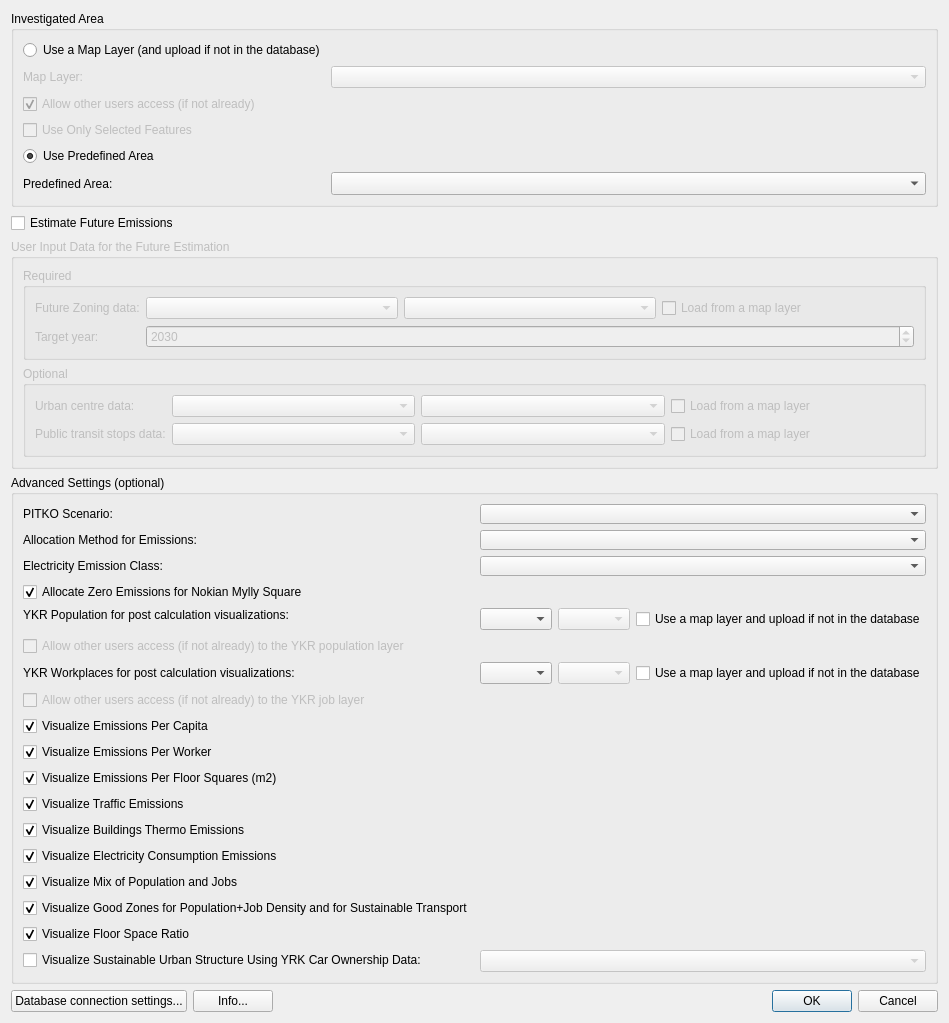
The window that ui/ykr_tool_main.ui (ernoma/assesclimateimpact) describes before a commit, drawn with Qt 5.
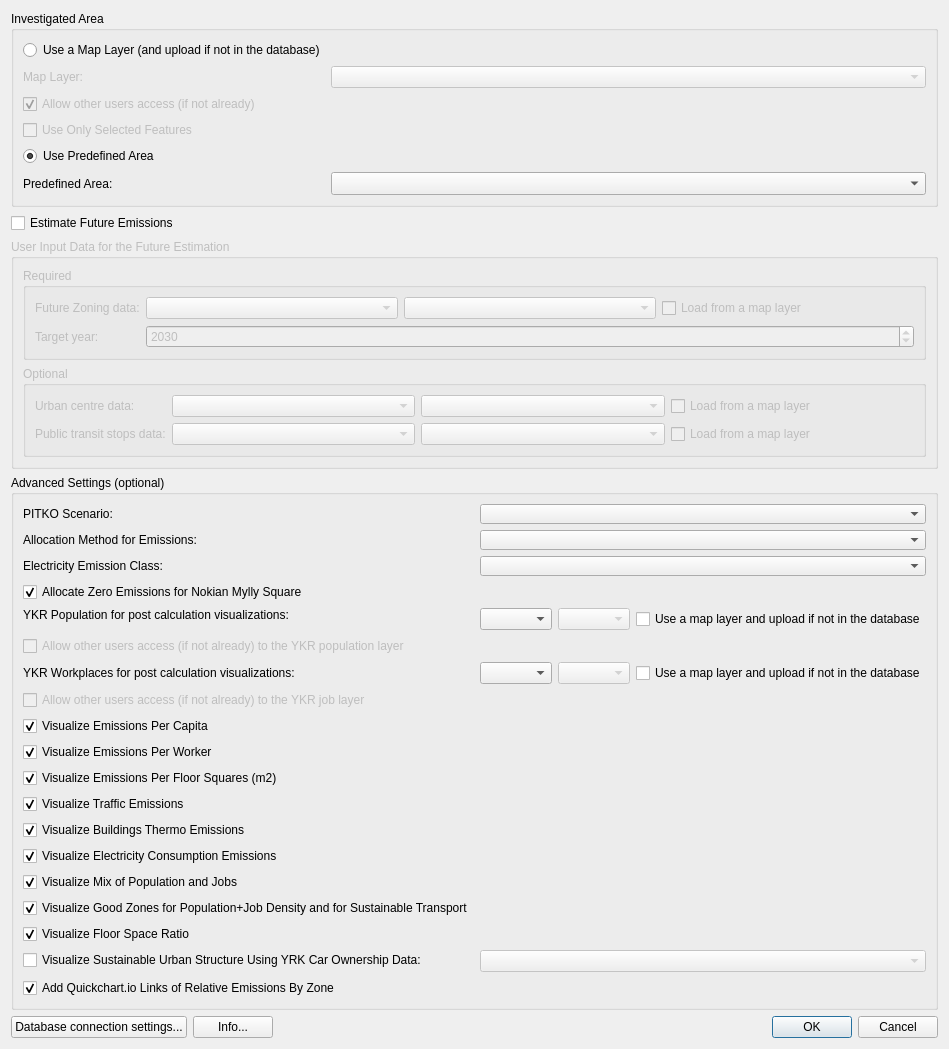
The same window after the commit. Custom widgets are drawn as their Qt base class.

Commit message: Add Quickchart.io Links of Relative Emissions By Zone to the result table

The edit to the form file:
```diff
--- a/ui/ykr_tool_main.ui
+++ b/ui/ykr_tool_main.ui
@@ -633,6 +633,16 @@
             </property>
            </widget>
           </item>
+          <item row="18" column="0">
+           <widget class="QCheckBox" name="checkBoxAddQuickchartIoLinksOfRelativeEmissionsByZone">
+            <property name="text">
+             <string>Add Quickchart.io Links of Relative Emissions By Zone</string>
+            </property>
+            <property name="checked">
+             <bool>true</bool>
+            </property>
+           </widget>
+          </item>
          </layout>
         </item>
        </layout>
```
The commit also changes 3 other files.
